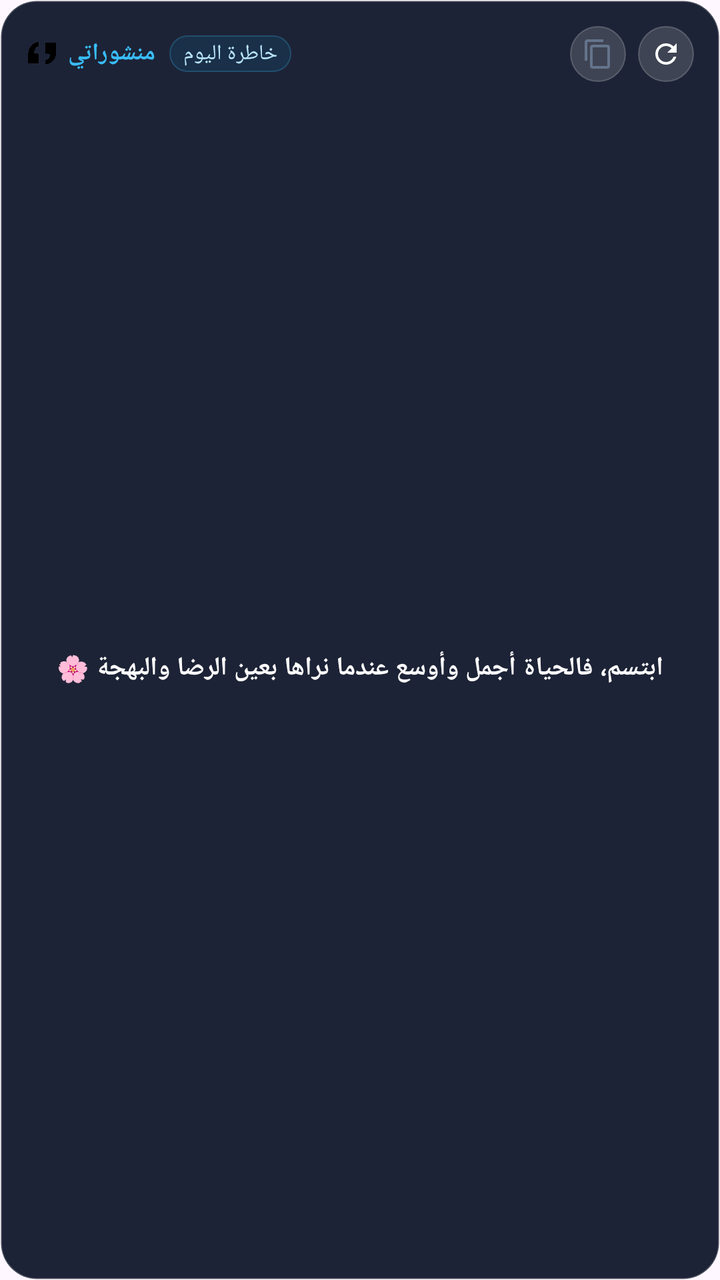
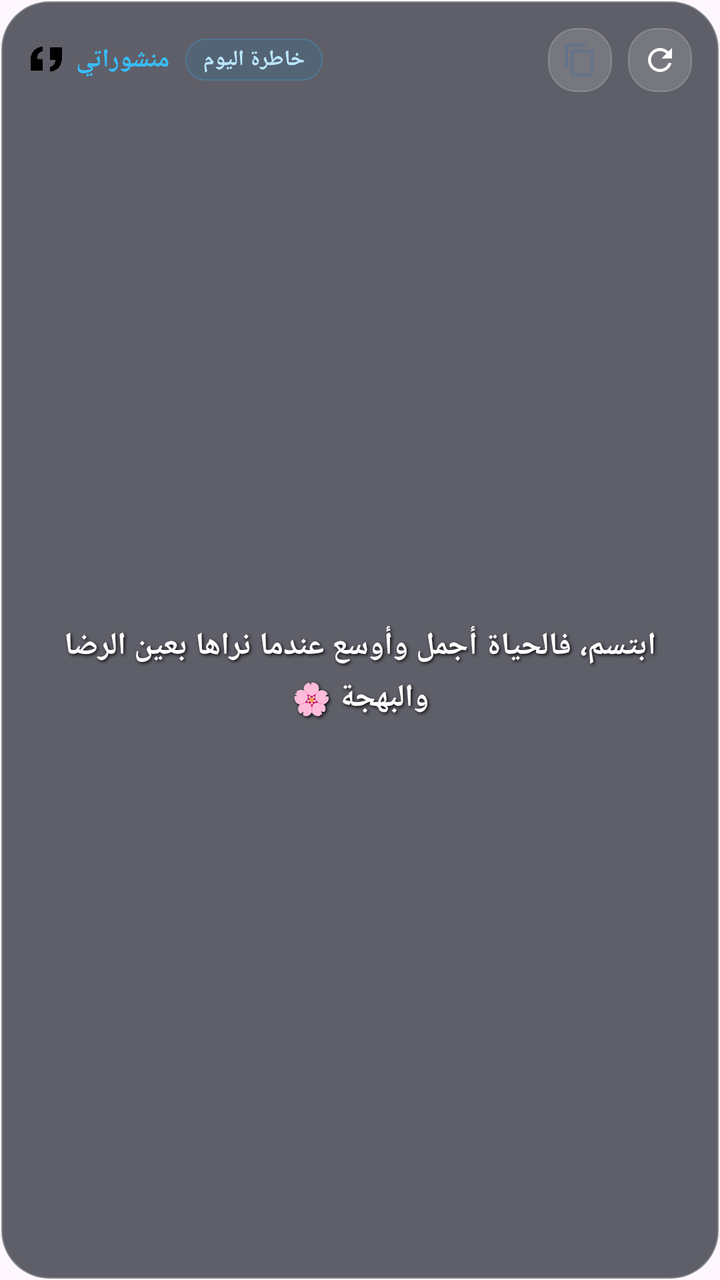

Two renders of the same Android screen: before a commit and after it. Below are the layout's source before the change and the commit's diff.
<!-- AndroidManifest.xml: application theme Theme.Material3.DayNight.NoActionBar -->
<!-- res/layout/widget_quote.xml -->
<?xml version="1.0" encoding="utf-8"?>
<RelativeLayout xmlns:android="http://schemas.android.com/apk/res/android"
    android:id="@+id/layoutWidgetRoot"
    android:layout_width="match_parent"
    android:layout_height="match_parent"
    android:background="@drawable/bg_widget_card"
    android:padding="13dp">

    
    <RelativeLayout
        android:id="@+id/layoutWidgetHeader"
        android:layout_width="match_parent"
        android:layout_height="wrap_content"
        android:layout_alignParentTop="true">

        
        <LinearLayout
            android:layout_width="wrap_content"
            android:layout_height="wrap_content"
            android:layout_alignParentStart="true"
            android:layout_centerVertical="true"
            android:gravity="center_vertical"
            android:orientation="horizontal">

            <ImageView
                android:layout_width="16dp"
                android:layout_height="16dp"
                android:src="@drawable/ic_quotes" />

            <TextView
                android:layout_width="wrap_content"
                android:layout_height="wrap_content"
                android:layout_marginStart="5dp"
                android:text="@string/app_name"
                android:textColor="#38BDF8"
                android:textSize="12sp"
                android:textStyle="bold" />

            <TextView
                android:id="@+id/tvWidgetTag"
                android:layout_width="wrap_content"
                android:layout_height="wrap_content"
                android:layout_marginStart="7dp"
                android:background="@drawable/bg_widget_tag"
                android:paddingHorizontal="7dp"
                android:paddingVertical="2dp"
                android:text="خاطرة اليوم"
                android:textColor="#BAE6FD"
                android:textSize="10.5sp" />
        </LinearLayout>

        
        <LinearLayout
            android:layout_width="wrap_content"
            android:layout_height="wrap_content"
            android:layout_alignParentEnd="true"
            android:layout_centerVertical="true"
            android:gravity="center_vertical"
            android:orientation="horizontal">

            
            <ImageView
                android:id="@+id/btnWidgetCopy"
                android:layout_width="28dp"
                android:layout_height="28dp"
                android:background="@drawable/bg_widget_button"
                android:padding="6dp"
                android:src="@drawable/ic_copy" />

            
            <ImageView
                android:id="@+id/btnWidgetRefresh"
                android:layout_width="28dp"
                android:layout_height="28dp"
                android:layout_marginStart="6dp"
                android:background="@drawable/bg_widget_button"
                android:padding="6dp"
                android:src="@drawable/ic_refresh" />
        </LinearLayout>
    </RelativeLayout>

    
    <TextView
        android:id="@+id/tvWidgetContent"
        android:layout_width="match_parent"
        android:layout_height="match_parent"
        android:layout_below="@id/layoutWidgetHeader"
        android:gravity="center"
        android:lineSpacingExtra="3.5dp"
        android:paddingHorizontal="4dp"
        android:paddingVertical="6dp"
        android:text="ابتسم، فالحياة أجمل وأوسع عندما نراها بعين الرضا والبهجة 🌸"
        android:textColor="#FFFFFF"
        android:textSize="13sp"
        android:textStyle="bold" />

</RelativeLayout>
<!-- resources referenced by this layout -->
<resources>
  <!-- drawable bg_widget_button (drawable) -->
  <?xml version="1.0" encoding="utf-8"?>
  <shape xmlns:android="http://schemas.android.com/apk/res/android"
      android:shape="rectangle">
      <solid android:color="#26FFFFFF" />
      <corners android:radius="14dp" />
      <stroke
          android:width="0.5dp"
          android:color="#33FFFFFF" />
  </shape>
  <!-- drawable bg_widget_card (drawable) -->
  <?xml version="1.0" encoding="utf-8"?>
  <shape xmlns:android="http://schemas.android.com/apk/res/android"
      android:shape="rectangle">
      <solid android:color="#F00F172A" />
      <corners android:radius="18dp" />
      <stroke
          android:width="1dp"
          android:color="#33FFFFFF" />
  </shape>
  <!-- drawable bg_widget_tag (drawable) -->
  <?xml version="1.0" encoding="utf-8"?>
  <shape xmlns:android="http://schemas.android.com/apk/res/android"
      android:shape="rectangle">
      <solid android:color="#200284C7" />
      <corners android:radius="10dp" />
      <stroke
          android:width="0.5dp"
          android:color="#4038BDF8" />
  </shape>
  <!-- drawable ic_copy (drawable) -->
  <vector xmlns:android="http://schemas.android.com/apk/res/android"
      android:width="24dp"
      android:height="24dp"
      android:viewportWidth="24"
      android:viewportHeight="24">
    <path
        android:fillColor="#64748B"
        android:pathData="M16,1H4C2.9,1 2,1.9 2,3V17H4V3H16V1ZM19,5H8C6.9,5 6,5.9 6,7V21C6,22.1 6.9,23 8,23H19C20.1,23 21,22.1 21,21V7C21,5.9 20.1,5 19,5ZM19,21H8V7H19V21Z"/>
  </vector>
  <!-- drawable ic_quotes: png bitmap (drawable, 21231 bytes) -->
  <!-- drawable ic_refresh (drawable) -->
  <vector xmlns:android="http://schemas.android.com/apk/res/android"
      android:width="24dp"
      android:height="24dp"
      android:viewportWidth="24"
      android:viewportHeight="24">
    <path
        android:fillColor="#FFFFFFFF"
        android:pathData="M17.65,6.35C16.2,4.9 14.21,4 12,4c-4.42,0 -7.99,3.58 -7.99,8s3.57,8 7.99,8c3.73,0 6.84,-2.55 7.73,-6h-2.08c-0.82,2.33 -3.04,4 -5.65,4 -3.31,0 -6,-2.69 -6,-6s2.69,-6 6,-6c1.66,0 3.14,0.69 4.22,1.78L13,11h7V4l-2.35,2.35z"/>
  </vector>
  <string name="app_name">منشوراتي</string>
</resources>

<!-- the commit's change to res/layout/widget_quote.xml (unified diff, before → after) -->
@@ -4,7 +4,8 @@
     android:layout_width="match_parent"
     android:layout_height="match_parent"
     android:background="@drawable/bg_widget_card"
-    android:padding="13dp">
+    android:layoutDirection="locale"
+    android:padding="14dp">
 
     
     <RelativeLayout
@@ -23,30 +24,31 @@
             android:orientation="horizontal">
 
             <ImageView
-                android:layout_width="16dp"
-                android:layout_height="16dp"
+                android:layout_width="18dp"
+                android:layout_height="18dp"
                 android:src="@drawable/ic_quotes" />
 
             <TextView
                 android:layout_width="wrap_content"
                 android:layout_height="wrap_content"
-                android:layout_marginStart="5dp"
+                android:layout_marginStart="6dp"
                 android:text="@string/app_name"
                 android:textColor="#38BDF8"
-                android:textSize="12sp"
+                android:textSize="13sp"
                 android:textStyle="bold" />
 
             <TextView
                 android:id="@+id/tvWidgetTag"
                 android:layout_width="wrap_content"
                 android:layout_height="wrap_content"
-                android:layout_marginStart="7dp"
+                android:layout_marginStart="8dp"
                 android:background="@drawable/bg_widget_tag"
-                android:paddingHorizontal="7dp"
-                android:paddingVertical="2dp"
+                android:paddingHorizontal="9dp"
+                android:paddingVertical="3dp"
                 android:text="خاطرة اليوم"
                 android:textColor="#BAE6FD"
-                android:textSize="10.5sp" />
+                android:textSize="11sp"
+                android:textStyle="bold" />
         </LinearLayout>
 
         
@@ -61,37 +63,70 @@
             
             <ImageView
                 android:id="@+id/btnWidgetCopy"
-                android:layout_width="28dp"
-                android:layout_height="28dp"
+                android:layout_width="32dp"
+                android:layout_height="32dp"
                 android:background="@drawable/bg_widget_button"
-                android:padding="6dp"
+                android:clickable="true"
+                android:focusable="true"
+                android:padding="7dp"
                 android:src="@drawable/ic_copy" />
 
             
             <ImageView
                 android:id="@+id/btnWidgetRefresh"
-                android:layout_width="28dp"
-                android:layout_height="28dp"
-                android:layout_marginStart="6dp"
+                android:layout_width="32dp"
+                android:layout_height="32dp"
+                android:layout_marginStart="8dp"
                 android:background="@drawable/bg_widget_button"
-                android:padding="6dp"
+                android:clickable="true"
+                android:focusable="true"
+                android:padding="7dp"
                 android:src="@drawable/ic_refresh" />
         </LinearLayout>
     </RelativeLayout>
 
     
-    <TextView
-        android:id="@+id/tvWidgetContent"
+    <ViewFlipper
+        android:id="@+id/widgetFlipper"
         android:layout_width="match_parent"
         android:layout_height="match_parent"
         android:layout_below="@id/layoutWidgetHeader"
-        android:gravity="center"
-        android:lineSpacingExtra="3.5dp"
-        android:paddingHorizontal="4dp"
-        android:paddingVertical="6dp"
-        android:text="ابتسم، فالحياة أجمل وأوسع عندما نراها بعين الرضا والبهجة 🌸"
-        android:textColor="#FFFFFF"
-        android:textSize="13sp"
-        android:textStyle="bold" />
+        android:inAnimation="@anim/widget_slide_in"
+        android:outAnimation="@anim/widget_slide_out">
+
+        <TextView
+            android:id="@+id/tvWidgetContent"
+            android:layout_width="match_parent"
+            android:layout_height="match_parent"
+            android:gravity="center"
+            android:lineSpacingExtra="4.5dp"
+            android:paddingHorizontal="8dp"
+            android:paddingVertical="6dp"
+            android:shadowColor="#E6000000"
+            android:shadowDx="1.5"
+            android:shadowDy="1.5"
+            android:shadowRadius="4"
+            android:text="ابتسم، فالحياة أجمل وأوسع عندما نراها بعين الرضا والبهجة 🌸"
+            android:textColor="#FFFFFF"
+            android:textSize="15.5sp"
+            android:textStyle="bold" />
+
+        <TextView
+            android:id="@+id/tvWidgetContentAlt"
+            android:layout_width="match_parent"
+            android:layout_height="match_parent"
+            android:gravity="center"
+            android:lineSpacingExtra="4.5dp"
+            android:paddingHorizontal="8dp"
+            android:paddingVertical="6dp"
+            android:shadowColor="#E6000000"
+            android:shadowDx="1.5"
+            android:shadowDy="1.5"
+            android:shadowRadius="4"
+            android:text="ابتسم، فالحياة أجمل وأوسع عندما نراها بعين الرضا والبهجة 🌸"
+            android:textColor="#FFFFFF"
+            android:textSize="15.5sp"
+            android:textStyle="bold" />
+    </ViewFlipper>
 
 </RelativeLayout>
<!-- resource entries referenced after the edit -->
@@ -14,11 +14,12 @@
   <?xml version="1.0" encoding="utf-8"?>
   <shape xmlns:android="http://schemas.android.com/apk/res/android"
       android:shape="rectangle">
-      <solid android:color="#F00F172A" />
-      <corners android:radius="18dp" />
+      
+      <solid android:color="#A60B0F19" />
+      <corners android:radius="24dp" />
       <stroke
-          android:width="1dp"
-          android:color="#33FFFFFF" />
+          android:width="1.2dp"
+          android:color="#40FFFFFF" />
   </shape>
   <!-- drawable bg_widget_tag (drawable) -->
   <?xml version="1.0" encoding="utf-8"?>
